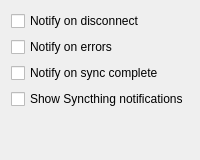
Above: gui/notificationsoptionpage.ui from Martchus/syncthingtray before the change. Below: the same form after it.
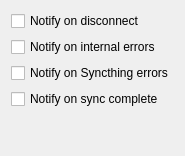
That is the form after the change.

Commit message: Add fallback icons, show traffic

```diff
--- a/gui/notificationsoptionpage.ui
+++ b/gui/notificationsoptionpage.ui
@@ -2,6 +2,14 @@
 <ui version="4.0">
  <class>QtGui::NotificationsOptionPage</class>
  <widget class="QWidget" name="QtGui::NotificationsOptionPage">
+  <property name="geometry">
+   <rect>
+    <x>0</x>
+    <y>0</y>
+    <width>175</width>
+    <height>156</height>
+   </rect>
+  </property>
   <property name="windowTitle">
    <string>Notifications</string>
   </property>
@@ -16,7 +24,14 @@
    <item>
     <widget class="QCheckBox" name="notifyOnErrorsCheckBox">
      <property name="text">
-      <string>Notify on errors</string>
+      <string>Notify on internal errors</string>
+     </property>
+    </widget>
+   </item>
+   <item>
+    <widget class="QCheckBox" name="showSyncthingNotificationsCheckBox">
+     <property name="text">
+      <string>Notify on Syncthing errors</string>
      </property>
     </widget>
    </item>
@@ -27,13 +42,6 @@
      </property>
     </widget>
    </item>
-   <item>
-    <widget class="QCheckBox" name="showSyncthingNotificationsCheckBox">
-     <property name="text">
-      <string>Show Syncthing notifications</string>
-     </property>
-    </widget>
-   </item>
    <item>
     <spacer name="verticalSpacer">
      <property name="orientation">
```
The commit also changes 37 other files.
